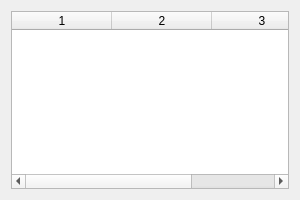
The window that src/widget/errors_and_warnings/errors_and_warnings.ui (NotchBrown/Code-Editor-L) describes before a commit, drawn with Qt 5.
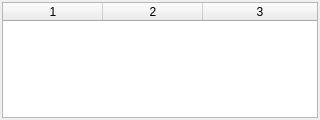
The same window after the commit.

Commit message:
style: Optimize DockWidget layout margins for consistency
- Add uniform layout margins (2px) to all DockWidgets

- Navigator: Add tree column header definition

- ErrorsAndWarnings: Adjust default size to 320x120

- IPCMessage and Segment: Add consistent layout margins

```diff
--- a/src/widget/errors_and_warnings/errors_and_warnings.ui
+++ b/src/widget/errors_and_warnings/errors_and_warnings.ui
@@ -6,14 +6,29 @@
    <rect>
     <x>0</x>
     <y>0</y>
-    <width>300</width>
-    <height>200</height>
+    <width>320</width>
+    <height>120</height>
    </rect>
   </property>
   <property name="windowTitle">
    <string>Errors and Warnings</string>
   </property>
   <layout class="QVBoxLayout" name="verticalLayout">
+   <property name="spacing">
+    <number>2</number>
+   </property>
+   <property name="leftMargin">
+    <number>2</number>
+   </property>
+   <property name="topMargin">
+    <number>2</number>
+   </property>
+   <property name="rightMargin">
+    <number>2</number>
+   </property>
+   <property name="bottomMargin">
+    <number>2</number>
+   </property>
    <item>
     <widget class="QTableWidget" name="tableWidget">
      <property name="columnCount">
@@ -25,6 +40,9 @@
      <attribute name="horizontalHeaderStretchLastSection">
       <bool>true</bool>
      </attribute>
+     <column/>
+     <column/>
+     <column/>
     </widget>
    </item>
   </layout>
```
The commit also changes 3 other files.
